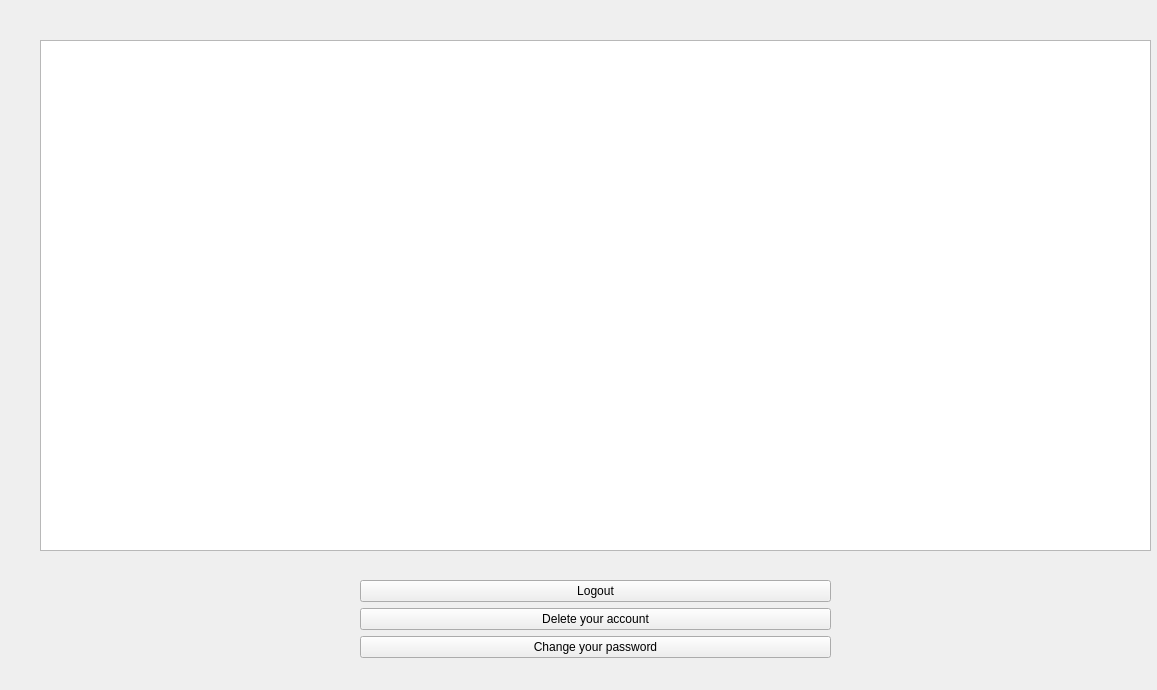
This is Biblioteca/UserApp/BorrowedBooksList.ui in EchipaSMC/Biblioteca as Qt 5 draws it before an edit. The edited form follows.
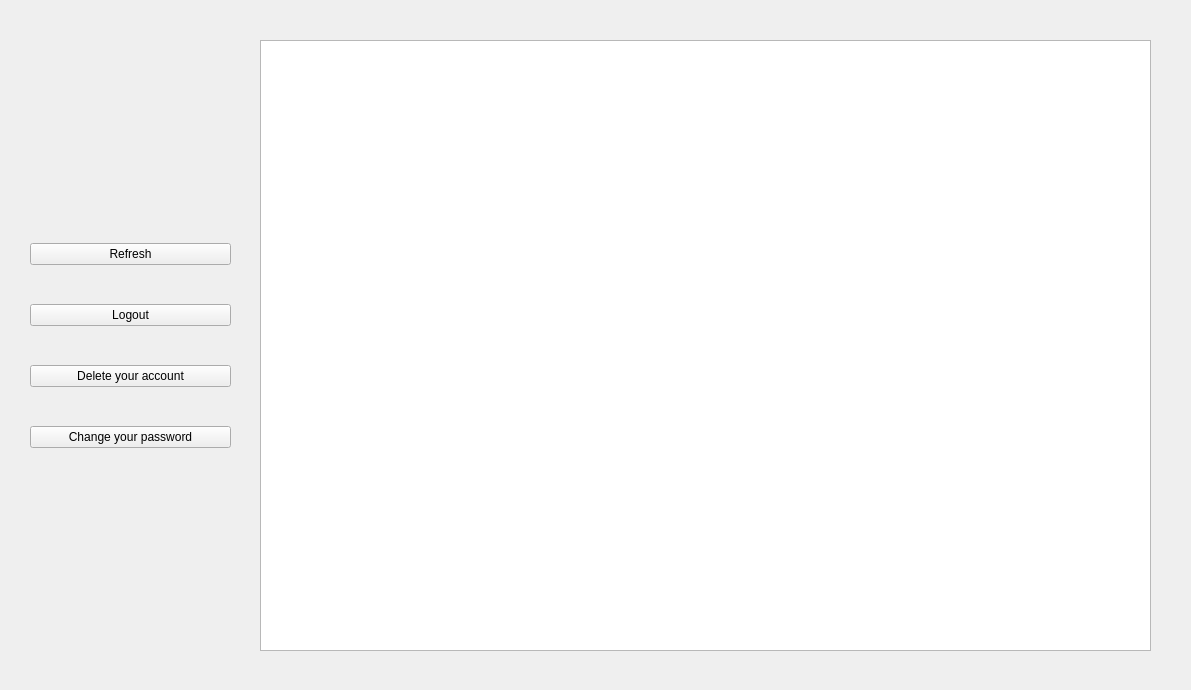
This is the edited form.

The edit to the form file:
```diff
--- a/Biblioteca/UserApp/BorrowedBooksList.ui
+++ b/Biblioteca/UserApp/BorrowedBooksList.ui
@@ -6,7 +6,7 @@
    <rect>
     <x>0</x>
     <y>0</y>
-    <width>1157</width>
+    <width>1191</width>
     <height>690</height>
    </rect>
   </property>
@@ -16,10 +16,10 @@
   <widget class="QWidget" name="verticalLayoutWidget">
    <property name="geometry">
     <rect>
-     <x>10</x>
+     <x>230</x>
      <y>10</y>
-     <width>1171</width>
-     <height>571</height>
+     <width>951</width>
+     <height>671</height>
     </rect>
    </property>
    <layout class="QVBoxLayout" name="verticalLayout">
@@ -43,19 +43,32 @@
   <widget class="QWidget" name="layoutWidget">
    <property name="geometry">
     <rect>
-     <x>10</x>
-     <y>569</y>
-     <width>1171</width>
-     <height>100</height>
+     <x>30</x>
+     <y>10</y>
+     <width>201</width>
+     <height>671</height>
     </rect>
    </property>
    <layout class="QVBoxLayout" name="verticalLayout_2">
     <property name="leftMargin">
-     <number>350</number>
+     <number>0</number>
+    </property>
+    <property name="topMargin">
+     <number>200</number>
     </property>
     <property name="rightMargin">
-     <number>350</number>
+     <number>0</number>
     </property>
+    <property name="bottomMargin">
+     <number>200</number>
+    </property>
+    <item>
+     <widget class="QPushButton" name="refreshBtn">
+      <property name="text">
+       <string>Refresh</string>
+      </property>
+     </widget>
+    </item>
     <item>
      <widget class="QPushButton" name="logOutBtn">
       <property name="text">
```
